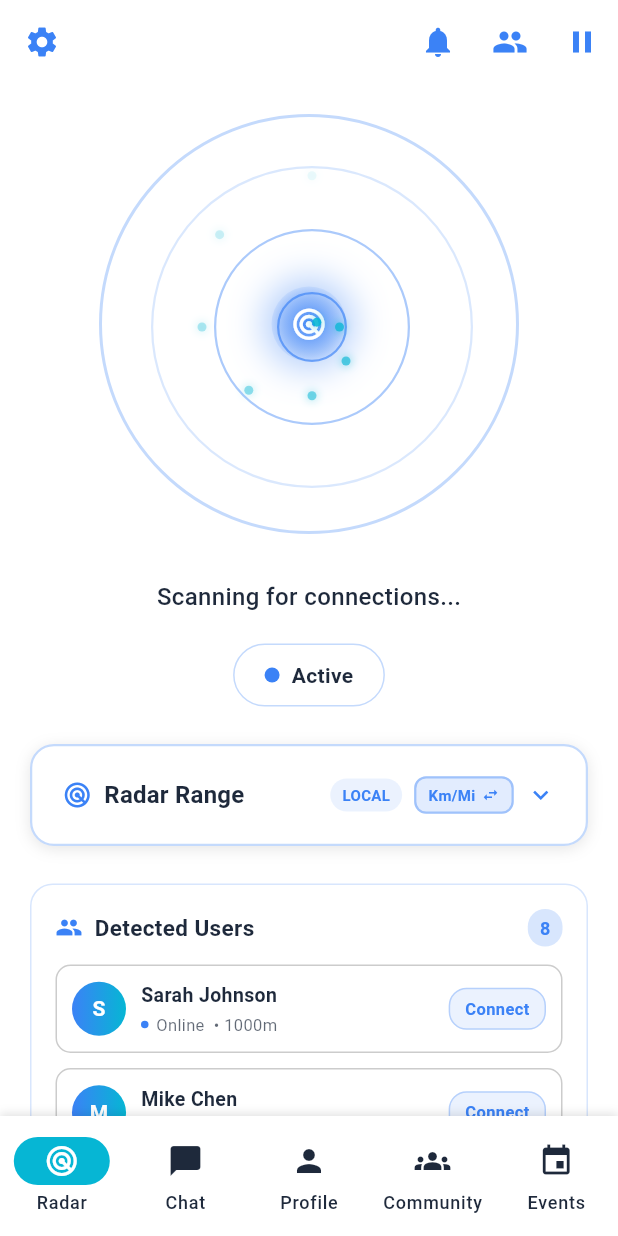
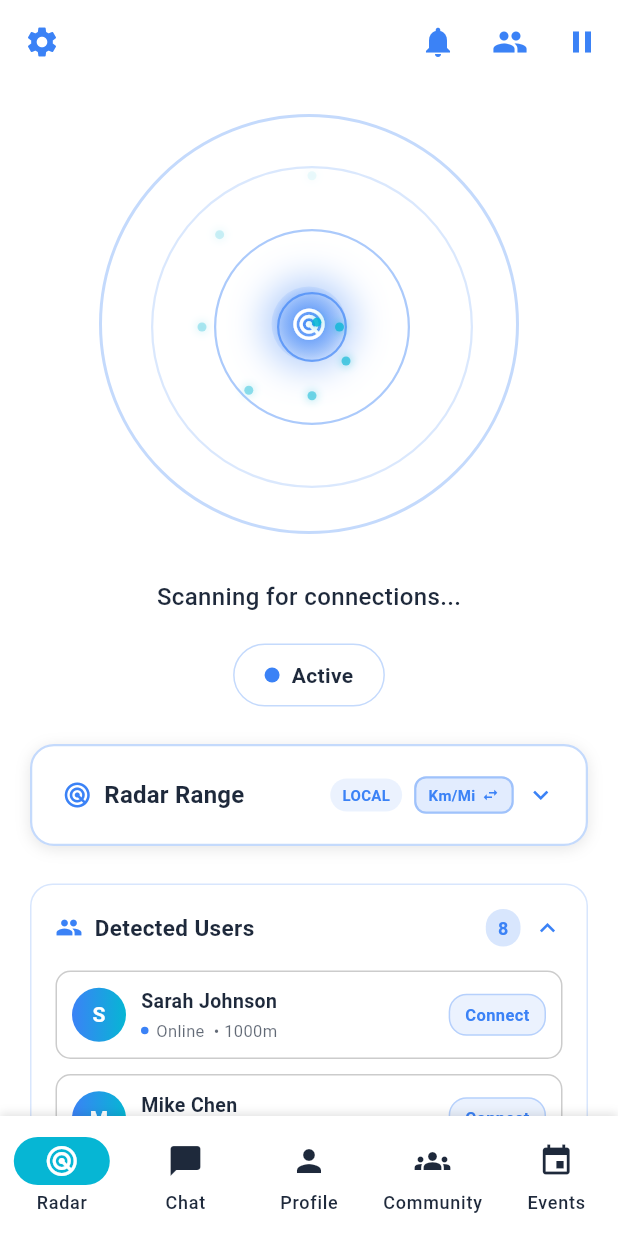
Before and after one commit to TArslan7/ComnecterMobile, a Flutter app: the screen it shows once a user with an empty profile is signed in, on a phone screen of 412 x 824 dp. Run offline on Flutter 3.47's test engine with Material 3 defaults, Android fonts, the phone set to English and light mode, and no system bars; our stand-ins replace audioplayers, cloud_firestore, confetti, connectivity_plus, firebase_analytics, firebase_auth and 8 more; accounts and stored records are empty.

Commit message:
feat: Add foldable detected users list to radar screen
- Add foldable/unfoldable functionality to detected users list similar to radar range slider
- Implement smooth 300ms animation with easeInOut curve for expand/collapse
- Add clickable header with expand/collapse icon and smooth rotation animation
- Add state management with isUsersListExpanded useState hook
- Maintain user count badge visibility even when collapsed
- Preserve empty state handling when no users are detected
- Ensure consistent UI/UX pattern with existing radar range slider
- Default to expanded state for better initial user experience

This enhancement allows users to save screen space by collapsing the detected users list while maintaining easy access to the functionality. The implementation follows the same pattern as the radar range slider for consistency.

```diff
--- a/lib/features/radar/radar_screen.dart
+++ b/lib/features/radar/radar_screen.dart
@@ -25,6 +25,9 @@ class RadarScreen extends HookWidget {
     final detectedUsers = useState<List<NearbyUser>>([]);
     final friendService = useMemoized(() => FriendService(), []);
     final rangeSettings = useState<RadarRangeSettings>(const RadarRangeSettings());
+
+    // Foldable state for detected users list
+    final isUsersListExpanded = useState(true);
 
     useEffect(() {
       // Initialize radar service
@@ -347,11 +350,10 @@ class RadarScreen extends HookWidget {
 
               const SizedBox(height: 25),
 
-              // Detected Users List
+              // Detected Users List - Foldable
               Container(
                 width: double.infinity,
                 margin: const EdgeInsets.symmetric(horizontal: 20),
-                padding: const EdgeInsets.all(16),
                 decoration: BoxDecoration(
                   color: Theme.of(context).colorScheme.surface.withValues(alpha: 0.5),
                   borderRadius: BorderRadius.circular(15),
@@ -362,7 +364,14 @@ class RadarScreen extends HookWidget {
                 child: Column(
                   crossAxisAlignment: CrossAxisAlignment.start,
                   children: [
-                    Row(
+                    // Header - clickable to expand/collapse
+                    GestureDetector(
+                      onTap: () {
+                        isUsersListExpanded.value = !isUsersListExpanded.value;
+                      },
+                      child: Container(
+                        padding: const EdgeInsets.all(16),
+                        child: Row(
                           children: [
                             Icon(
                               Icons.people,
@@ -394,9 +403,30 @@ class RadarScreen extends HookWidget {
                                 ),
                               ),
                             ),
+                            const SizedBox(width: 8),
+                            AnimatedRotation(
+                              turns: isUsersListExpanded.value ? 0.0 : 0.5,
+                              duration: const Duration(milliseconds: 300),
+                              child: Icon(
+                                Icons.expand_less,
+                                color: Theme.of(context).colorScheme.primary,
+                                size: 20,
+                              ),
+                            ),
                           ],
                         ),
-                    const SizedBox(height: 12),
+                      ),
+                    ),
+
+                    // Expandable content
+                    AnimatedContainer(
+                      duration: const Duration(milliseconds: 300),
+                      curve: Curves.easeInOut,
+                      height: isUsersListExpanded.value ? null : 0,
+                      child: isUsersListExpanded.value ? Container(
+                        padding: const EdgeInsets.fromLTRB(16, 0, 16, 16),
+                        child: Column(
+                          children: [
 
                     // User List
                     ...List.generate(detectedUsers.value.length, (index) {
@@ -547,6 +577,10 @@ class RadarScreen extends HookWidget {
                               ),
                           ],
                         ),
+                      ) : const SizedBox.shrink(),
+                    ),
+                  ],
+                ),
               ),
             ],
           ),
```
Lines whose indentation alone changed are shown as unchanged.
